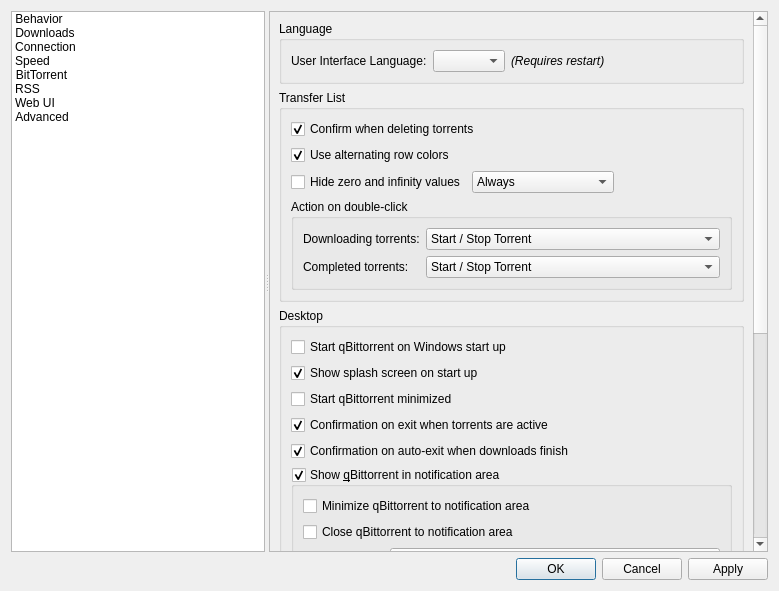
The window that src/gui/optionsdialog.ui (SysAdminDoc/qBittorrent-Vanced) describes before a commit, drawn with Qt 5.
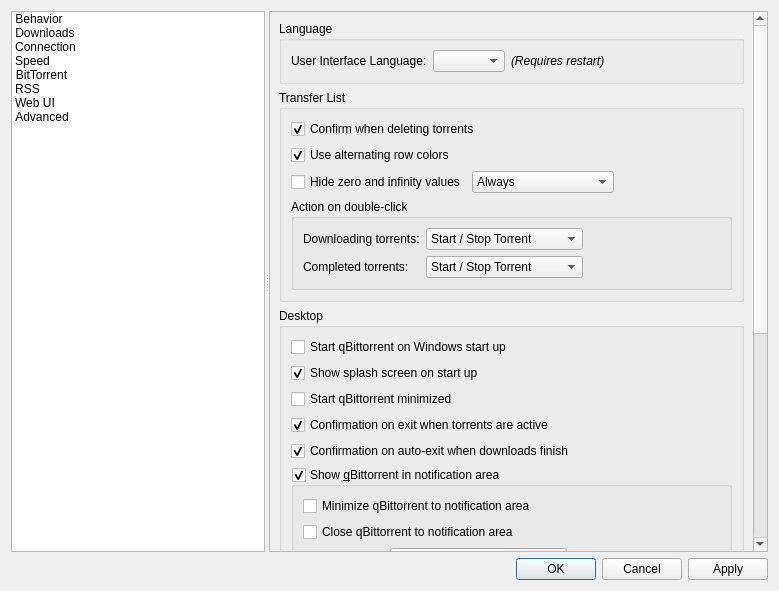
The same window after the commit. Custom widgets are drawn as their Qt base class.

Commit message: Avoid combo boxes extending to the right in Options dialog

Diff of the .ui file:
```diff
--- a/src/gui/optionsdialog.ui
+++ b/src/gui/optionsdialog.ui
@@ -257,19 +257,10 @@
                </item>
                <item>
                 <widget class="QGroupBox" name="groupBox_7">
-                 <property name="font">
-                  <font>
-                   <weight>50</weight>
-                   <bold>false</bold>
-                  </font>
-                 </property>
                  <property name="title">
                   <string>Action on double-click</string>
                  </property>
-                 <property name="flat">
-                  <bool>true</bool>
-                 </property>
-                 <layout class="QFormLayout" name="formLayout_3">
+                 <layout class="QGridLayout" name="gridLayout_14">
                   <item row="0" column="0">
                    <widget class="QLabel" name="lblDlList_2">
                     <property name="text">
@@ -279,12 +270,6 @@
                   </item>
                   <item row="0" column="1">
                    <widget class="QComboBox" name="actionTorrentDlOnDblClBox">
-                    <property name="sizePolicy">
-                     <sizepolicy hsizetype="Preferred" vsizetype="Fixed">
-                      <horstretch>0</horstretch>
-                      <verstretch>0</verstretch>
-                     </sizepolicy>
-                    </property>
                     <property name="currentIndex">
                      <number>0</number>
                     </property>
@@ -331,6 +316,19 @@
                     </item>
                    </widget>
                   </item>
+                  <item row="0" column="2">
+                   <spacer name="horizontalSpacer_12">
+                    <property name="orientation">
+                     <enum>Qt::Horizontal</enum>
+                    </property>
+                    <property name="sizeHint" stdset="0">
+                     <size>
+                      <width>40</width>
+                      <height>20</height>
+                     </size>
+                    </property>
+                   </spacer>
+                  </item>
                  </layout>
                 </widget>
                </item>
@@ -414,15 +412,15 @@
                    </widget>
                   </item>
                   <item>
-                   <layout class="QFormLayout" name="formLayout_4">
-                    <item row="0" column="0">
+                   <layout class="QHBoxLayout" name="horizontalLayout_4">
+                    <item>
                      <widget class="QLabel" name="labelTrayIconStyle">
                       <property name="text">
                        <string>Tray icon style:</string>
                       </property>
                      </widget>
                     </item>
-                    <item row="0" column="1">
+                    <item>
                      <widget class="QComboBox" name="comboTrayIcon">
                       <item>
                        <property name="text">
@@ -441,6 +439,19 @@
                       </item>
                      </widget>
                     </item>
+                    <item>
+                     <spacer name="horizontalSpacer_13">
+                      <property name="orientation">
+                       <enum>Qt::Horizontal</enum>
+                      </property>
+                      <property name="sizeHint" stdset="0">
+                       <size>
+                        <width>40</width>
+                        <height>20</height>
+                       </size>
+                      </property>
+                     </spacer>
+                    </item>
                    </layout>
                   </item>
                  </layout>
```
Left out of the diff: 1 changed line with no effect on the pictures.
